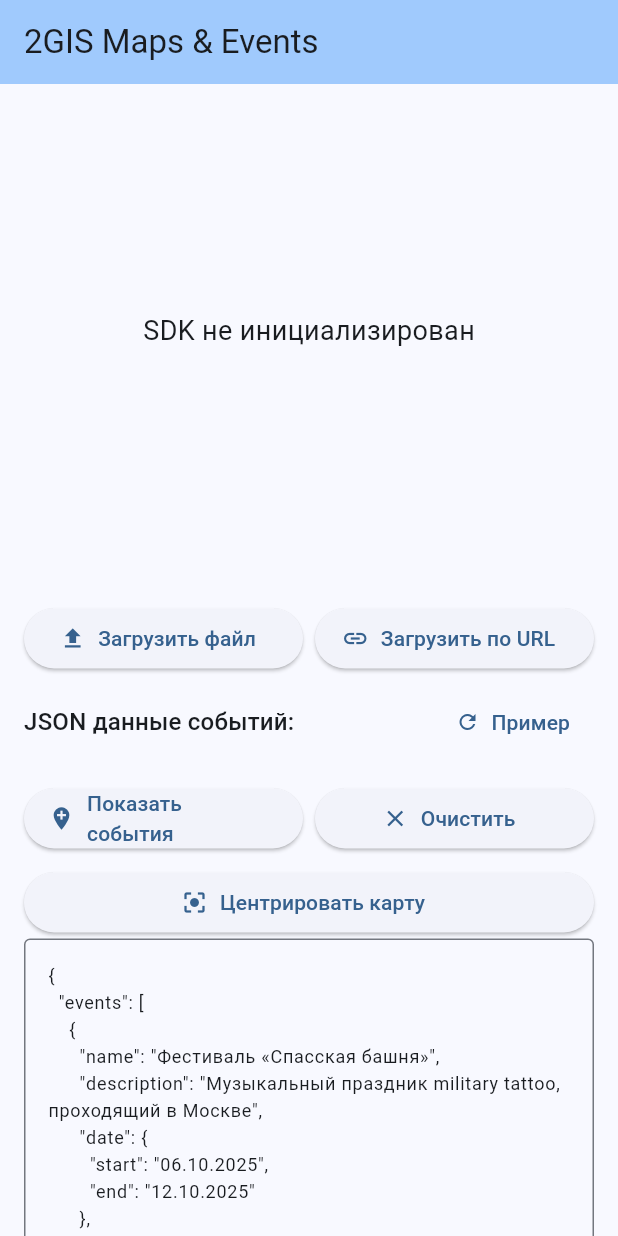
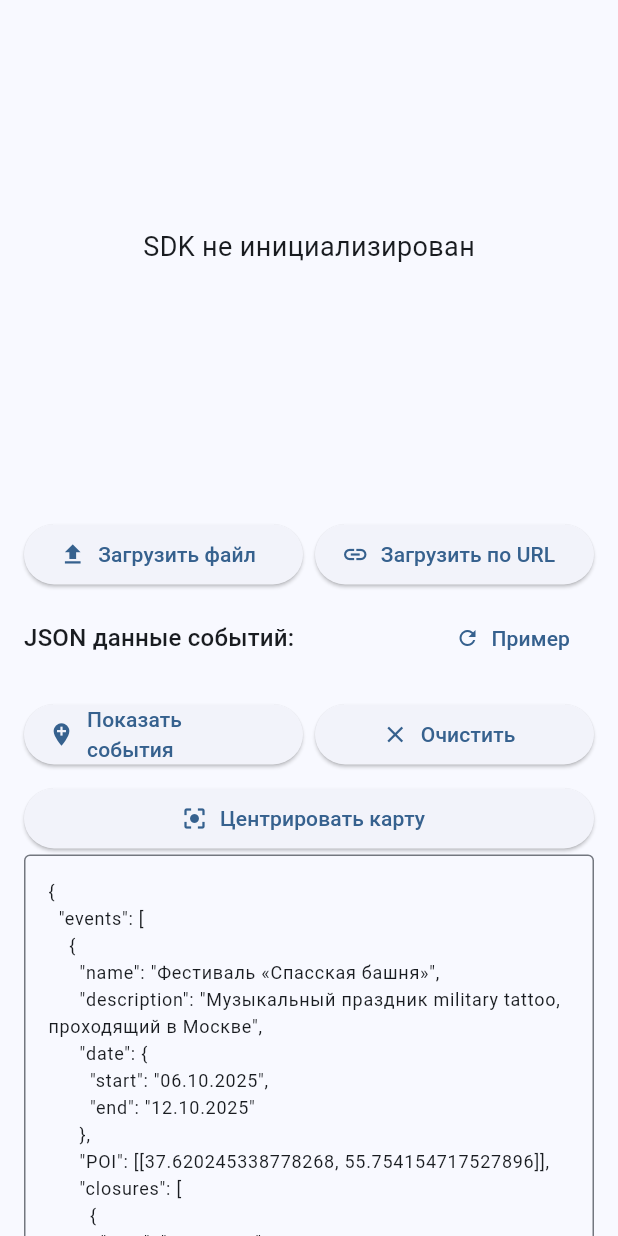
Before and after one commit to goshantiy/flutter_2gis, a Flutter app: the screen it shows after launch, on a phone screen of 412 x 824 dp. Run offline on Flutter 3.47's test engine with Material 3 defaults, Android fonts, the phone set to English and light mode, and no system bars; our stand-ins replace file_picker; missing offline and left inert: dgis_mobile_sdk_full.

Commit message:
Убрал шапку

```diff
--- a/lib/pages/events_map_page.dart
+++ b/lib/pages/events_map_page.dart
@@ -276,11 +276,8 @@
   @override
   Widget build(BuildContext context) {
     return Scaffold(
-      appBar: AppBar(
-        title: const Text('2GIS Maps & Events'),
-        backgroundColor: Theme.of(context).colorScheme.inversePrimary,
-      ),
-      body: Column(
+      body: SafeArea(
+        child: Column(
         children: [
           // Карта - фиксированная высота
           SizedBox(
@@ -373,6 +370,7 @@
             ),
           ),
         ],
+        ),
       ),
     );
   }
```
